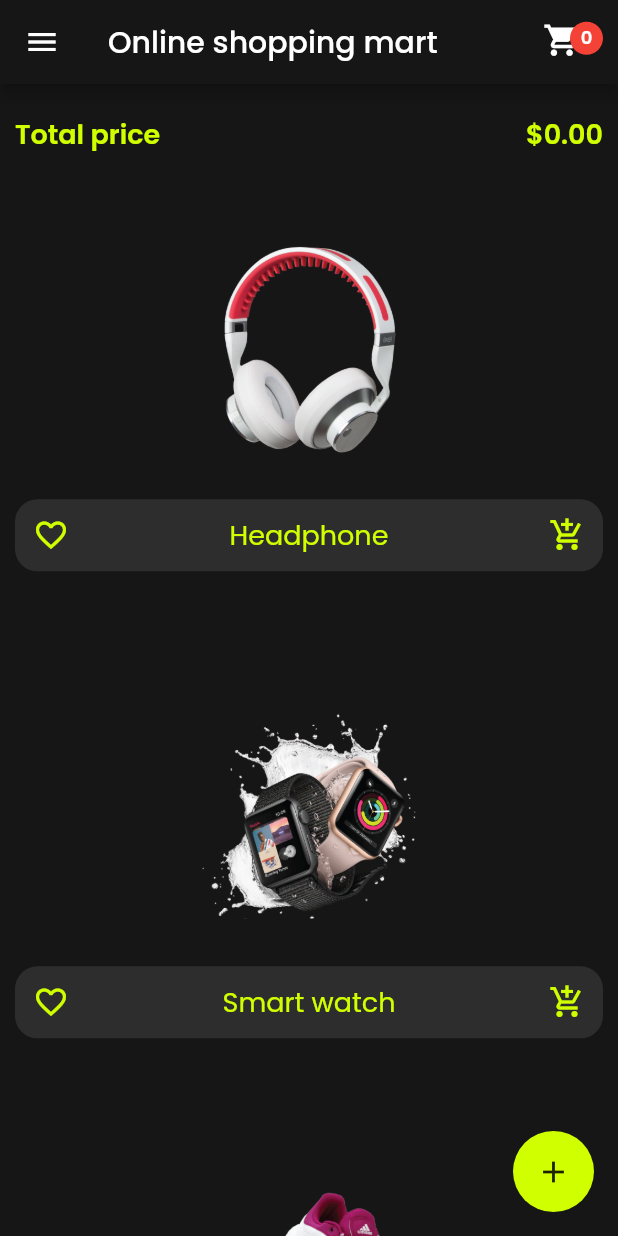
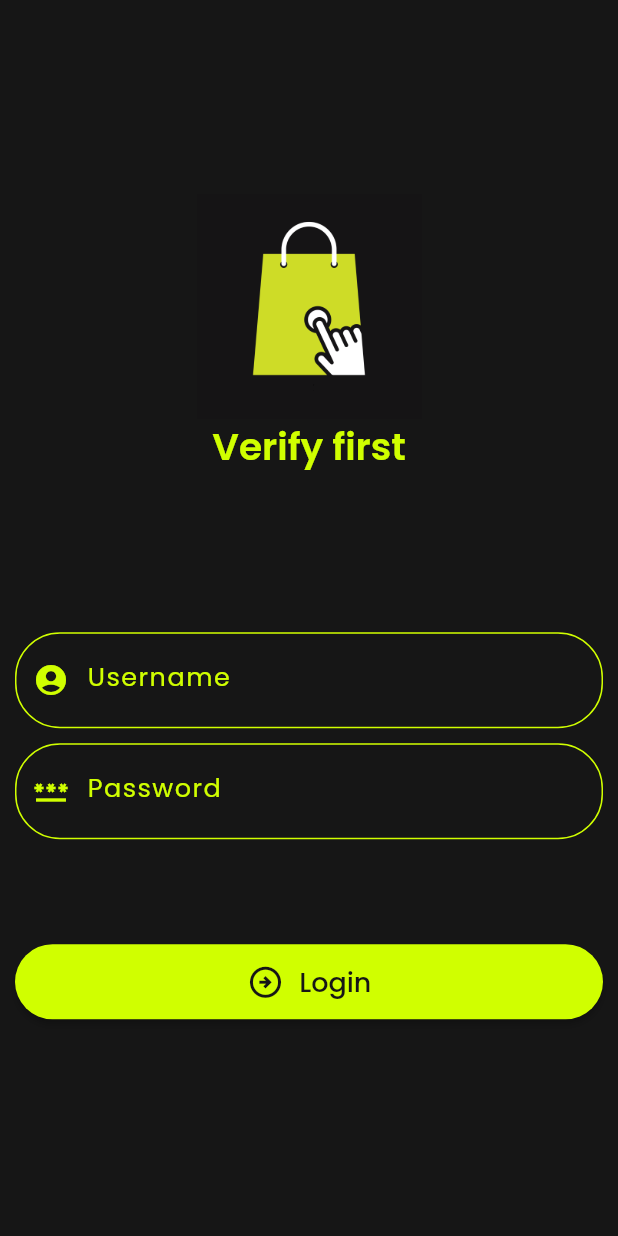
Before and after one commit to bilaltariq360/Online_Shopping_Mart, a Flutter app: the screen it shows after launch, on a phone screen of 412 x 824 dp. Run offline on Flutter 3.47's test engine with Material 2 defaults, Android fonts, the phone set to English and light mode, and no system bars.

Commit message:
login page added

```diff
--- a/online_shopping_mart/lib/main.dart
+++ b/online_shopping_mart/lib/main.dart
@@ -1,4 +1,5 @@
 import 'package:flutter/material.dart';
+import './screens/login_screen.dart';
 import '../products_data.dart';
 import '../screens/about_developer_screen.dart';
 import '../screens/add_product.dart';
@@ -42,8 +43,9 @@ class MyApp extends StatelessWidget {
         }),
         fontFamily: 'Poppins',
       ),
-      home: ProductsScreen(),
+      home: LoginScreen(),
       routes: {
+        LoginScreen.routeName: (context) => LoginScreen(),
         ProductsScreen.routeName: (context) => ProductsScreen(),
         FavoritesScreen.routeName: (context) => FavoritesScreen(),
         AboutDeveloperScreen.routeName: (context) => AboutDeveloperScreen(),
--- /dev/null
+++ b/online_shopping_mart/lib/screens/login_screen.dart
@@ -0,0 +1,116 @@
+import 'package:flutter/material.dart';
+import 'package:online_shopping_mart/screens/products_screen.dart';
+
+class LoginScreen extends StatelessWidget {
+  static const routeName = '/login';
+
+  Widget inputFieldBuild(String label, IconData icon) {
+    return Container(
+      margin: const EdgeInsets.symmetric(vertical: 5, horizontal: 10),
+      child: TextField(
+        decoration: InputDecoration(
+          labelText: label,
+          prefixIcon: Icon(
+            icon,
+            color: const Color.fromRGBO(208, 255, 0, 1),
+          ),
+          enabledBorder: OutlineInputBorder(
+            borderRadius: BorderRadius.circular(30),
+            borderSide: const BorderSide(
+              color: Color.fromRGBO(208, 255, 0, 1),
+            ),
+          ),
+          focusedBorder: OutlineInputBorder(
+            borderRadius: BorderRadius.circular(30),
+            borderSide: const BorderSide(
+              color: Color.fromRGBO(208, 255, 0, 1),
+            ),
+          ),
+          labelStyle: const TextStyle(
+            fontSize: 17,
+            color: Color.fromRGBO(208, 255, 0, 1),
+            letterSpacing: 1,
+          ),
+        ),
+        style: const TextStyle(
+          fontSize: 17,
+          letterSpacing: 1,
+          color: Color.fromRGBO(208, 255, 0, 1),
+        ),
+      ),
+    );
+  }
+
+  LoginScreen({super.key});
+  @override
+  Widget build(BuildContext context) {
+    return Scaffold(
+      body: Container(
+        color: const Color.fromRGBO(22, 22, 22, 1),
+        width: double.infinity,
+        child: Column(
+          mainAxisAlignment: MainAxisAlignment.center,
+          children: [
+            Image.asset(
+              'assets/images/online-shopping-mart.png',
+              width: 150,
+            ),
+            const Text(
+              'Verify first',
+              style: TextStyle(
+                fontSize: 25,
+                fontWeight: FontWeight.bold,
+                color: Color.fromRGBO(208, 255, 0, 1),
+              ),
+            ),
+            const SizedBox(
+              height: 100,
+            ),
+            inputFieldBuild('Username', Icons.account_circle),
+            inputFieldBuild('Password', Icons.password),
+            const SizedBox(
+              height: 50,
+            ),
+            Container(
+              margin: const EdgeInsets.symmetric(vertical: 15, horizontal: 10),
+              width: double.infinity,
+              height: 50,
+              child: ElevatedButton(
+                onPressed: () {
+                  Navigator.of(context)
+                      .pushReplacementNamed(ProductsScreen.routeName);
+                },
+                style: ElevatedButton.styleFrom(
+                  backgroundColor: const Color.fromRGBO(
+                      208, 255, 0, 1), // Set the button's background color
+                  shape: RoundedRectangleBorder(
+                    borderRadius:
+                        BorderRadius.circular(30), // Set the border radius
+                  ),
+                ),
+                child: const Row(
+                  mainAxisAlignment: MainAxisAlignment.center,
+                  children: [
+                    Icon(
+                      Icons.arrow_circle_right_outlined,
+                      color: Color.fromRGBO(22, 22, 22, 1),
+                      size: 25,
+                    ),
+                    SizedBox(width: 10),
+                    Text(
+                      'Login',
+                      style: TextStyle(
+                        fontSize: 18,
+                        color: Color.fromRGBO(22, 22, 22, 1),
+                      ),
+                    ),
+                  ],
+                ),
+              ),
+            ),
+          ],
+        ),
+      ),
+    );
+  }
+}
--- a/online_shopping_mart/lib/widgets/app_drawer.dart
+++ b/online_shopping_mart/lib/widgets/app_drawer.dart
@@ -1,4 +1,5 @@
 import 'package:flutter/material.dart';
+import 'package:online_shopping_mart/screens/login_screen.dart';
 import '../screens/add_product.dart';
 import '../screens/products_screen.dart';
 import '../screens/favorites_screen.dart';
@@ -73,6 +74,11 @@ class AppDrawer extends StatelessWidget {
                                 context, AddProduct.routeName,
                                 arguments: true);
                           }),
+                          drawerBuild('Logout', Icons.logout_outlined, () {
+                            _scaffoldKey.currentState?.openEndDrawer();
+                            Navigator.of(context)
+                                .pushReplacementNamed(LoginScreen.routeName);
+                          }),
                           drawerBuild('Close', Icons.close, () {
                             _scaffoldKey.currentState?.openEndDrawer();
                           }),
```
Also changed, not shown: online_shopping_mart/assets/images/online-shopping-mart.png (added), 19 other files.
